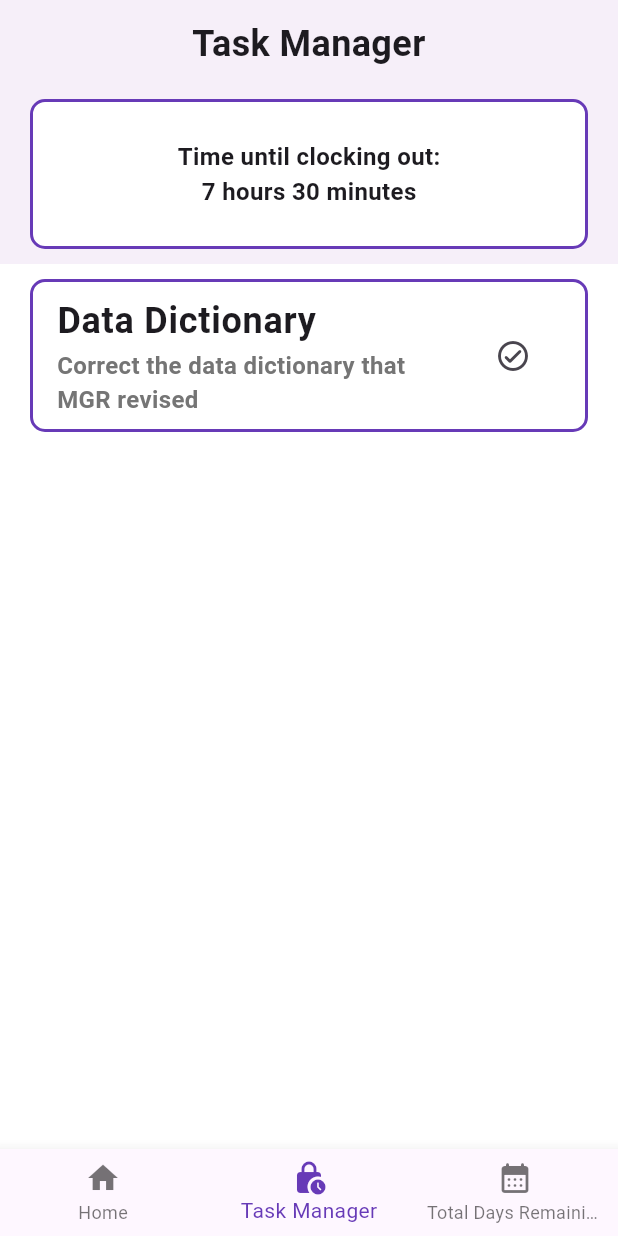
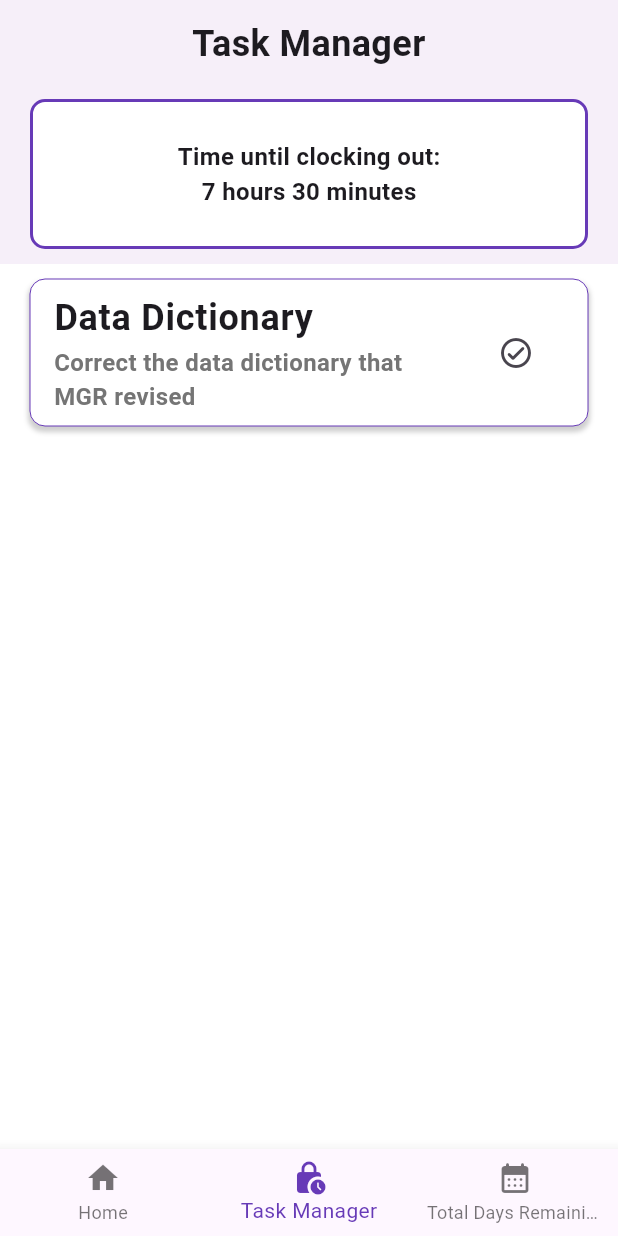
Before and after one commit to maxstain/desktop-manager, a Flutter app: the screen it shows after launch, item 2 of the bottom bar chosen, on a phone screen of 412 x 824 dp. Run offline on Flutter 3.47's test engine with Material 2 defaults, Android fonts, the phone set to English and light mode, and no system bars; our stand-ins replace lottie.

Commit message:
[REFACTOR]: Working on the tasks

```diff
--- a/lib/Views/TaskManagerPage.dart
+++ b/lib/Views/TaskManagerPage.dart
@@ -172,8 +172,17 @@ class _TaskManagerPageState extends State<TaskManagerPage> {
                             color: Colors.white,
                             border: Border.all(
                               color: Theme.of(context).colorScheme.secondary,
-                              width: 2,
+                              width: 0,
                             ),
+                            boxShadow: [
+                              BoxShadow(
+                                color: Colors.grey.withOpacity(0.5),
+                                spreadRadius: 1,
+                                blurRadius: 2,
+                                offset: const Offset(
+                                    0, 3), // changes position of shadow
+                              ),
+                            ],
                           ),
                           margin: const EdgeInsets.symmetric(
                             horizontal: 20,
```
